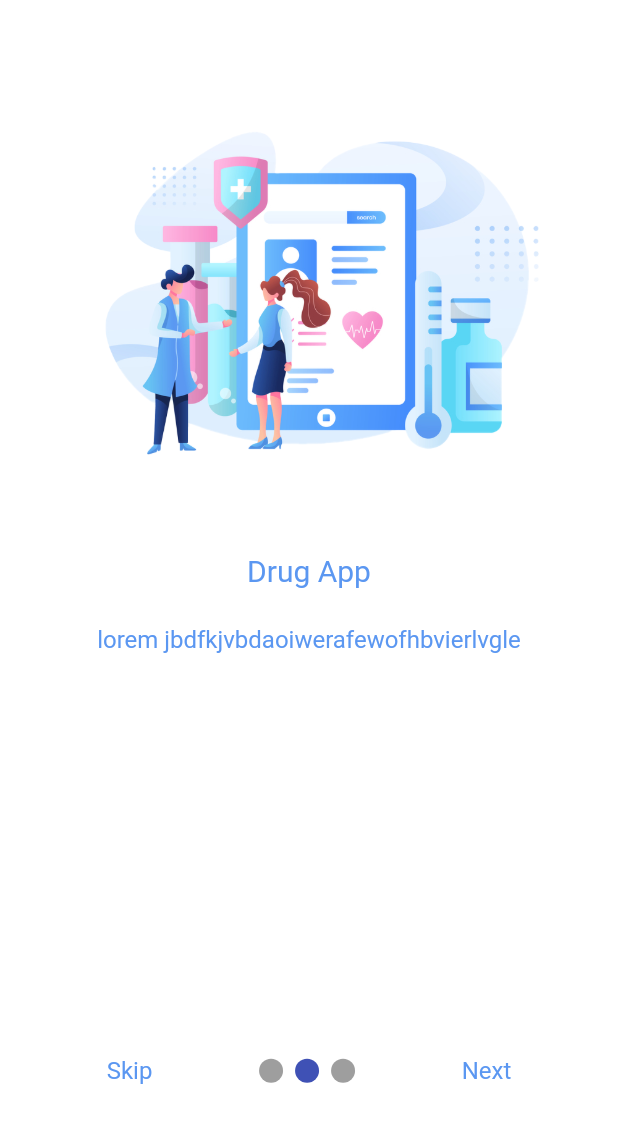
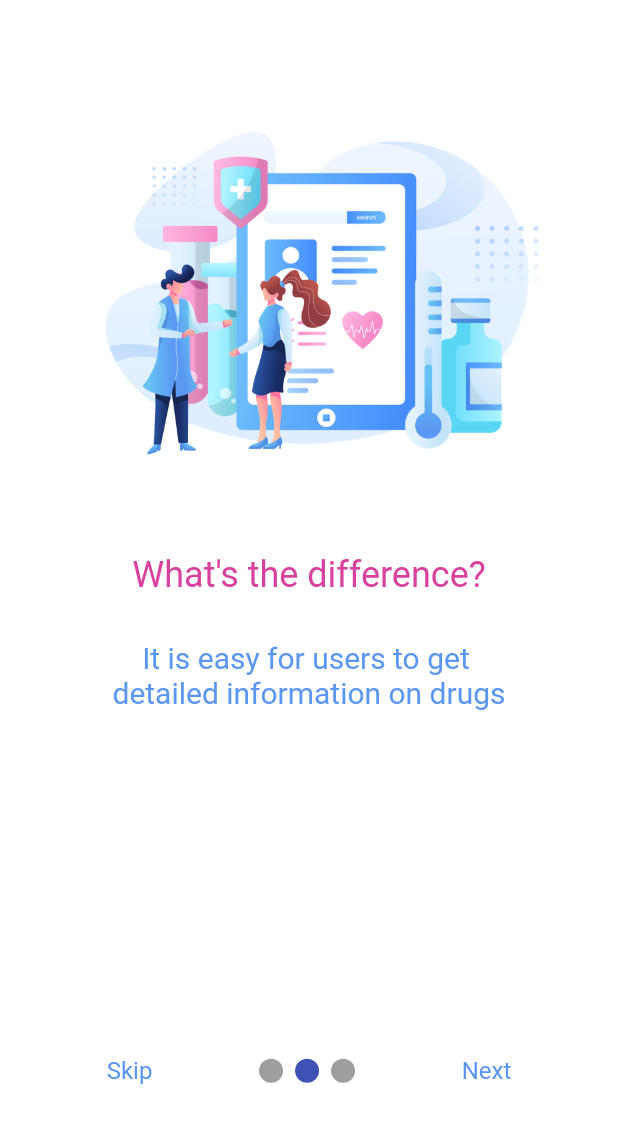
Before and after one commit to yousif-kamal/Pharmacy, a Flutter app: the onBoardingScreen screen opened directly, after a tap on "Next", on a phone screen of 412 x 824 dp. Shown: the top 1123 px of the screen. Run offline on Flutter 3.47's test engine with Material 2 defaults, Android fonts, the phone set to English and light mode, and no system bars; drawn by our look-alikes of smooth_page_indicator; our stand-ins replace cloud_firestore, firebase_auth, firebase_core, font_awesome_flutter, get, shared_preferences; accounts and stored records are empty.

Commit message:
text onboarding screen

```diff
--- a/lib/src/app.dart
+++ b/lib/src/app.dart
@@ -16,7 +16,7 @@ class Root extends StatelessWidget {
   Widget build(BuildContext context) {
     return GetMaterialApp(
       debugShowCheckedModeBanner: false,
-      home: AntibioticScreen(),
+      home: onBoardingScreen(),
     );
   }
 }
--- a/lib/src/common/style/style.dart
+++ b/lib/src/common/style/style.dart
@@ -8,7 +8,19 @@ class GeneralStyle {
     fontSize: 20,
     fontFamily: 'Roboto',
   );
+  static TextStyle introtop = const TextStyle(
+    color: Color.fromARGB(255, 216, 65, 158),
+    fontWeight: FontWeight.w500,
+    fontSize: 24,
+    fontFamily: 'Roboto',
+  );
 
+  static TextStyle introbot = const TextStyle(
+    color: Color.fromARGB(255, 91, 151, 241),
+    fontWeight: FontWeight.w500,
+    fontSize: 20,
+    fontFamily: 'Roboto',
+  );
   static TextStyle additionalTextStyle1 = const TextStyle(
     color: Color.fromARGB(255, 91, 151, 241),
     fontWeight: FontWeight.w500,
--- a/lib/src/screens/introduction_screen/intro_page_1.dart
+++ b/lib/src/screens/introduction_screen/intro_page_1.dart
@@ -23,15 +23,15 @@ class introPage1 extends StatelessWidget {
             Title(
                 color: Colors.black,
                 child: Text(
-                  "Drug App",
-                  style: GeneralStyle.additionalTextStyle,
+                  "WELCOME !",
+                  style: GeneralStyle.introtop,
                 )),
             SizedBox(
-              height: 25,
+              height: 30,
             ),
             Text(
-              "lorem jbdfkjvbdaoiwerafewofhbvierlvgle",
-              style: GeneralStyle.additionalTextStyle1,
+              "You've chosen the right app",
+              style: GeneralStyle.introbot,
             ),
           ],
         ),
--- a/lib/src/screens/introduction_screen/intro_page_2.dart
+++ b/lib/src/screens/introduction_screen/intro_page_2.dart
@@ -23,15 +23,15 @@ class introPage2 extends StatelessWidget {
             Title(
                 color: Colors.black,
                 child: Text(
-                  "Drug App",
-                  style: GeneralStyle.additionalTextStyle,
+                  "What's the difference?",
+                  style: GeneralStyle.introtop,
                 )),
             SizedBox(
-              height: 25,
+              height: 30,
             ),
             Text(
-              "lorem jbdfkjvbdaoiwerafewofhbvierlvgle",
-              style: GeneralStyle.additionalTextStyle1,
+              "    It is easy for users to get \ndetailed information on drugs",
+              style: GeneralStyle.introbot,
             ),
           ],
         ),
--- a/lib/src/screens/introduction_screen/intro_page_3.dart
+++ b/lib/src/screens/introduction_screen/intro_page_3.dart
@@ -23,15 +23,15 @@ class introPage3 extends StatelessWidget {
             Title(
                 color: Colors.black,
                 child: Text(
-                  "Drug App",
-                  style: GeneralStyle.additionalTextStyle,
+                  "Who can use it?",
+                  style: GeneralStyle.introtop,
                 )),
             SizedBox(
-              height: 25,
+              height: 30,
             ),
             Text(
-              "lorem jbdfkjvbdaoiwerafewofhbvierlvgle",
-              style: GeneralStyle.additionalTextStyle1,
+              " Anyone who wants to know more \nabout drugs, students, pharmacists",
+              style: GeneralStyle.introbot,
             ),
           ],
         ),
--- a/lib/src/screens/introduction_screen/onboarding_screen.dart
+++ b/lib/src/screens/introduction_screen/onboarding_screen.dart
@@ -86,7 +86,7 @@ class _onBoardingScreenState extends State<onBoardingScreen> {
                       : GestureDetector(
                           onTap: () {
                             _controller.nextPage(
-                                duration: Duration(microseconds: 500),
+                                duration: Duration(microseconds: 1000),
                                 curve: Curves.bounceOut);
                           },
                           child: Text(
--- a/lib/src/screens/main_screens/search_screen.dart
+++ b/lib/src/screens/main_screens/search_screen.dart
@@ -31,7 +31,7 @@ class _searchScreenState extends State<searchScreen> {
           backgroundColor: Color(0xfffffffff),
           elevation: 0.0,
           title: Text(
-            "Search by Generic name",
+            "Search by Brand name",
             style: TextStyle(
               fontFamily: 'Roboto',
               fontSize: 20,
@@ -92,7 +92,7 @@ class _searchScreenState extends State<searchScreen> {
                             ),
                             decoration: InputDecoration(
                                 border: InputBorder.none,
-                                hintText: 'Search by generic name',
+                                hintText: 'Search by brand name name',
                                 hintStyle: GeneralStyle.Title1),
                           ),
                         ),
```
